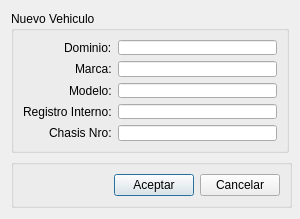
Before: the Qt Designer form src/ui/DialogAltaVehiculoPrueba.ui in guilleurrutia10/division-transporte, drawn with Qt 5.
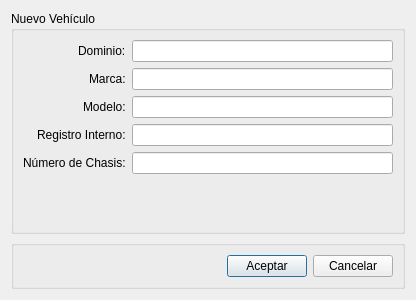
After: the same form once the commit is applied.

Diff of the .ui file:
```diff
--- a/src/ui/DialogAltaVehiculoPrueba.ui
+++ b/src/ui/DialogAltaVehiculoPrueba.ui
@@ -6,8 +6,8 @@
    <rect>
     <x>0</x>
     <y>0</y>
-    <width>300</width>
-    <height>219</height>
+    <width>416</width>
+    <height>300</height>
    </rect>
   </property>
   <property name="sizePolicy">
@@ -24,8 +24,8 @@
   </property>
   <property name="maximumSize">
    <size>
-    <width>300</width>
-    <height>224</height>
+    <width>500</width>
+    <height>300</height>
    </size>
   </property>
   <property name="windowTitle">
@@ -41,7 +41,7 @@
       </sizepolicy>
      </property>
      <property name="title">
-      <string>Nuevo Vehiculo</string>
+      <string>Nuevo Vehículo</string>
      </property>
      <layout class="QFormLayout" name="formLayout">
       <property name="fieldGrowthPolicy">
@@ -50,6 +50,9 @@
       <property name="labelAlignment">
        <set>Qt::AlignRight|Qt::AlignTrailing|Qt::AlignVCenter</set>
       </property>
+      <property name="rightMargin">
+       <number>9</number>
+      </property>
       <item row="0" column="0">
        <widget class="QLabel" name="label">
         <property name="text">
@@ -83,7 +86,7 @@
       <item row="4" column="0">
        <widget class="QLabel" name="label_4">
         <property name="text">
-         <string>Chasis Nro:</string>
+         <string>Número de Chasis:</string>
         </property>
        </widget>
       </item>
@@ -118,15 +121,31 @@
       <string/>
      </property>
      <property name="alignment">
-      <set>Qt::AlignLeading|Qt::AlignLeft|Qt::AlignVCenter</set>
+      <set>Qt::AlignRight|Qt::AlignTrailing|Qt::AlignVCenter</set>
      </property>
      <layout class="QHBoxLayout" name="horizontalLayout">
       <property name="sizeConstraint">
-       <enum>QLayout::SetFixedSize</enum>
+       <enum>QLayout::SetDefaultConstraint</enum>
       </property>
       <property name="leftMargin">
-       <number>100</number>
+       <number>9</number>
       </property>
+      <property name="rightMargin">
+       <number>9</number>
+      </property>
+      <item>
+       <spacer name="horizontalSpacer">
+        <property name="orientation">
+         <enum>Qt::Horizontal</enum>
+        </property>
+        <property name="sizeHint" stdset="0">
+         <size>
+          <width>40</width>
+          <height>20</height>
+         </size>
+        </property>
+       </spacer>
+      </item>
       <item>
        <widget class="QPushButton" name="pushButton_2Aceptar">
         <property name="sizePolicy">
```
